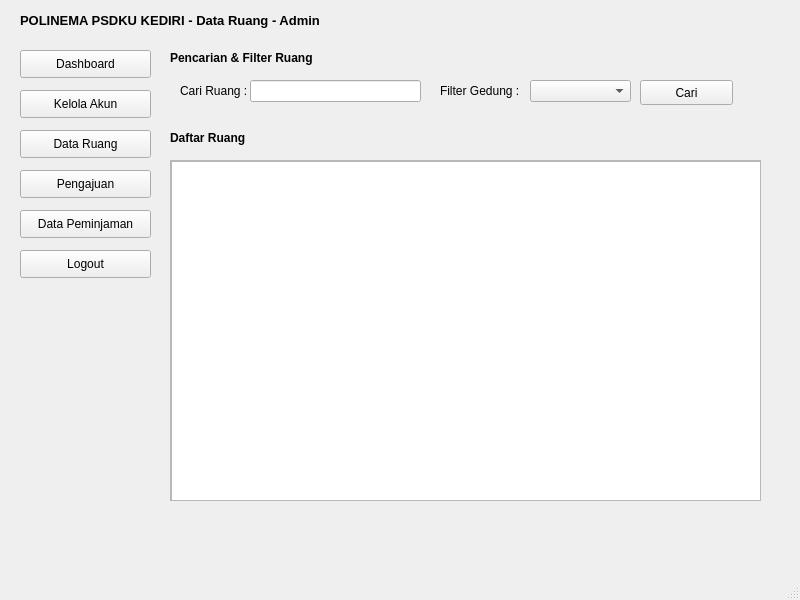
First picture: the form in ui/data_ruang_admin.ui, repository Ariel-F-S/SistemPeminjamanRuangPolinemaKampusKediri, before the edit.
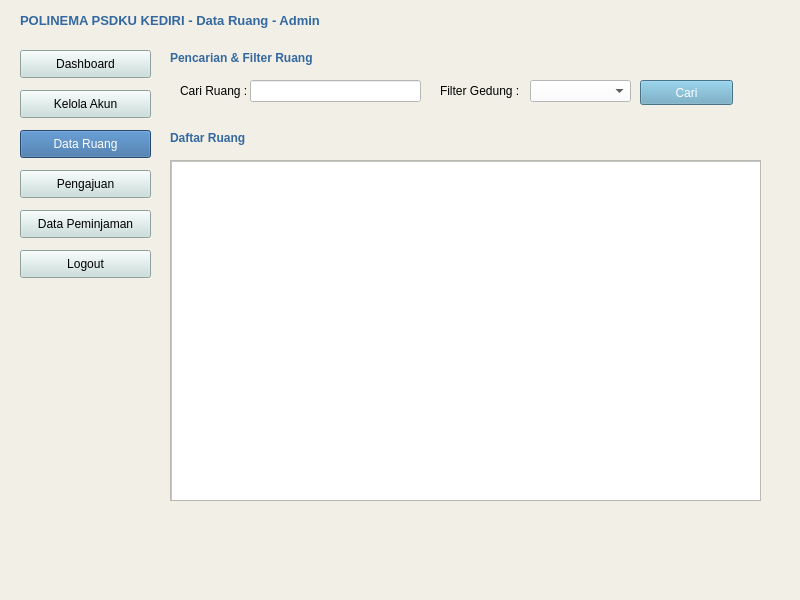
Second picture: the form after the edit. Icons and pictures are not drawn.

What changed in the file:
```diff
--- a/ui/data_ruang_admin.ui
+++ b/ui/data_ruang_admin.ui
@@ -13,6 +13,9 @@
   <property name="windowTitle">
    <string>MainWindow</string>
   </property>
+  <property name="styleSheet">
+   <string notr="true">background-color: #F2EFE7;</string>
+  </property>
   <widget class="QWidget" name="centralwidget">
    <widget class="QPushButton" name="pushButton_6">
     <property name="geometry">
@@ -23,6 +26,9 @@
       <height>28</height>
      </rect>
     </property>
+    <property name="styleSheet">
+     <string notr="true">background-color: #C8DFDB;</string>
+    </property>
     <property name="text">
      <string>Logout</string>
     </property>
@@ -47,6 +53,9 @@
       <bold>true</bold>
      </font>
     </property>
+    <property name="styleSheet">
+     <string notr="true">color: #3368A0;</string>
+    </property>
     <property name="text">
      <string>POLINEMA PSDKU KEDIRI - Data Ruang - Admin</string>
     </property>
@@ -63,6 +72,9 @@
       <height>28</height>
      </rect>
     </property>
+    <property name="styleSheet">
+     <string notr="true">background-color: #C8DFDB;</string>
+    </property>
     <property name="text">
      <string>Data Peminjaman</string>
     </property>
@@ -80,6 +92,9 @@
       <height>28</height>
      </rect>
     </property>
+    <property name="styleSheet">
+     <string notr="true">background-color: #C8DFDB;</string>
+    </property>
     <property name="text">
      <string>Dashboard</string>
     </property>
@@ -97,6 +112,10 @@
       <height>28</height>
      </rect>
     </property>
+    <property name="styleSheet">
+     <string notr="true">background-color: #3368A0;
+color: white;</string>
+    </property>
     <property name="text">
      <string>Data Ruang</string>
     </property>
@@ -114,6 +133,9 @@
       <height>28</height>
      </rect>
     </property>
+    <property name="styleSheet">
+     <string notr="true">background-color: #C8DFDB;</string>
+    </property>
     <property name="text">
      <string>Pengajuan</string>
     </property>
@@ -131,6 +153,9 @@
       <height>28</height>
      </rect>
     </property>
+    <property name="styleSheet">
+     <string notr="true">background-color: #C8DFDB;</string>
+    </property>
     <property name="text">
      <string>Kelola Akun</string>
     </property>
@@ -161,6 +186,9 @@
       <height>22</height>
      </rect>
     </property>
+    <property name="styleSheet">
+     <string notr="true">background-color: white;</string>
+    </property>
    </widget>
    <widget class="QLabel" name="label_2">
     <property name="geometry">
@@ -190,6 +218,9 @@
       <bold>true</bold>
      </font>
     </property>
+    <property name="styleSheet">
+     <string notr="true">color: #3368A0;</string>
+    </property>
     <property name="text">
      <string>Pencarian &amp; Filter Ruang</string>
     </property>
@@ -203,6 +234,9 @@
       <height>22</height>
      </rect>
     </property>
+    <property name="styleSheet">
+     <string notr="true">background-color: white;</string>
+    </property>
    </widget>
    <widget class="QPushButton" name="pushButton_7">
     <property name="geometry">
@@ -213,6 +247,10 @@
       <height>25</height>
      </rect>
     </property>
+    <property name="styleSheet">
+     <string notr="true">background-color: #66A3BF;
+color: white;</string>
+    </property>
     <property name="text">
      <string>Cari</string>
     </property>
@@ -251,6 +289,9 @@
         <height>341</height>
        </rect>
       </property>
+      <property name="styleSheet">
+       <string notr="true">background-color: white;</string>
+      </property>
      </widget>
     </widget>
    </widget>
@@ -269,6 +310,9 @@
       <bold>true</bold>
      </font>
     </property>
+    <property name="styleSheet">
+     <string notr="true">color: #3368A0;</string>
+    </property>
     <property name="text">
      <string>Daftar Ruang</string>
     </property>
```
